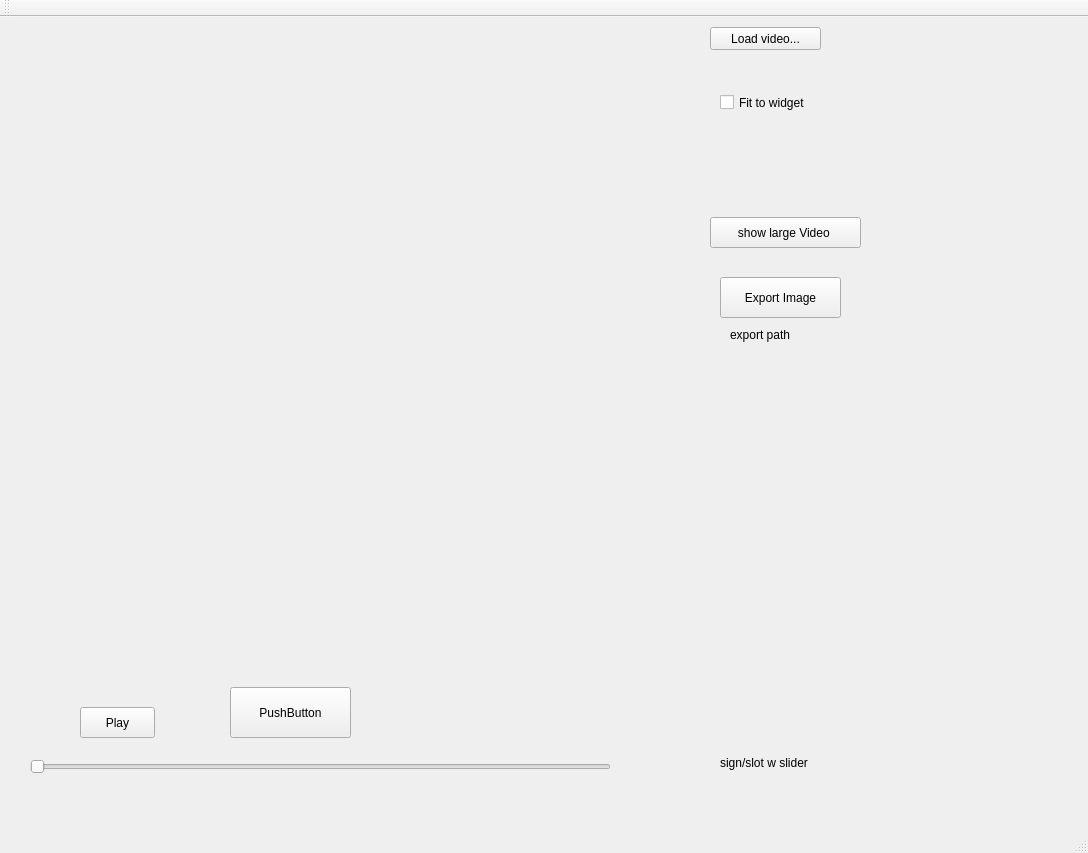
This is VFPlayer/vfmainwindow.ui in niklasniklas/VideoForensics as Qt 5 draws it before an edit. The edited form follows.
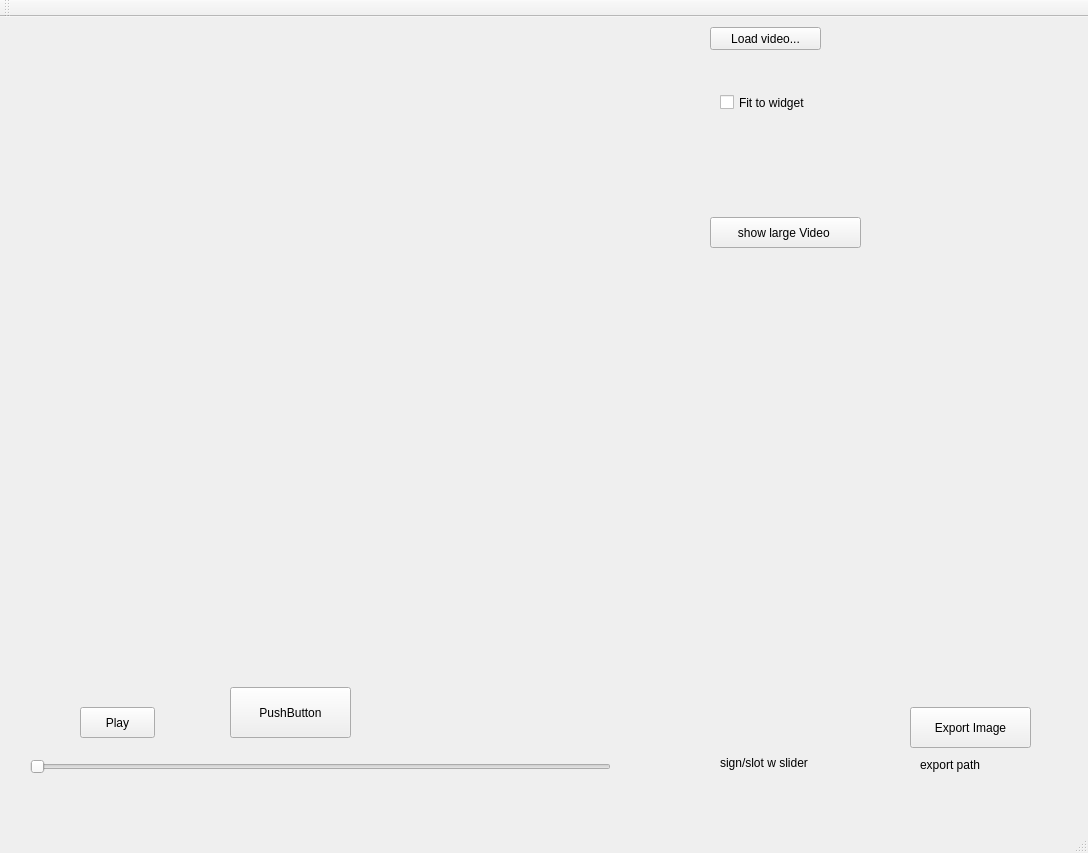
This is the edited form. Custom widgets are drawn as their Qt base class.

Diff of the .ui file:
```diff
--- a/VFPlayer/vfmainwindow.ui
+++ b/VFPlayer/vfmainwindow.ui
@@ -30,8 +30,8 @@
    <widget class="QLabel" name="label_exportPath">
     <property name="geometry">
      <rect>
-      <x>730</x>
-      <y>310</y>
+      <x>920</x>
+      <y>740</y>
       <width>101</width>
       <height>16</height>
      </rect>
@@ -134,8 +134,8 @@
    <widget class="QPushButton" name="pushButton_exportStillImage">
     <property name="geometry">
      <rect>
-      <x>720</x>
-      <y>260</y>
+      <x>910</x>
+      <y>690</y>
       <width>121</width>
       <height>41</height>
      </rect>
```
